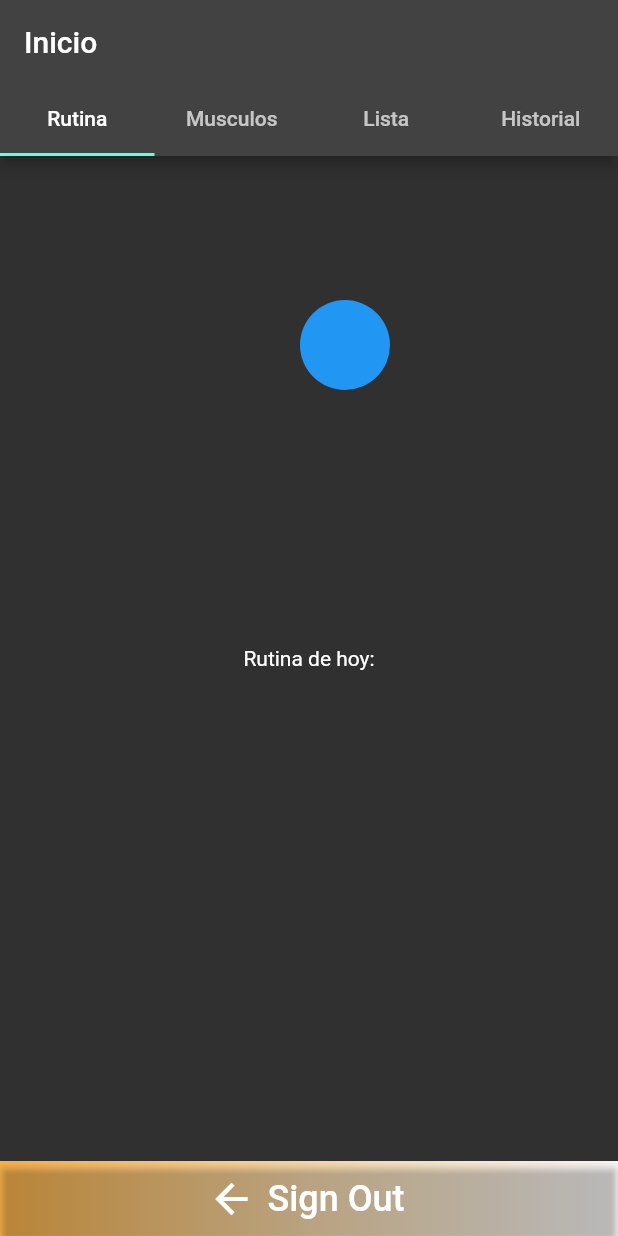
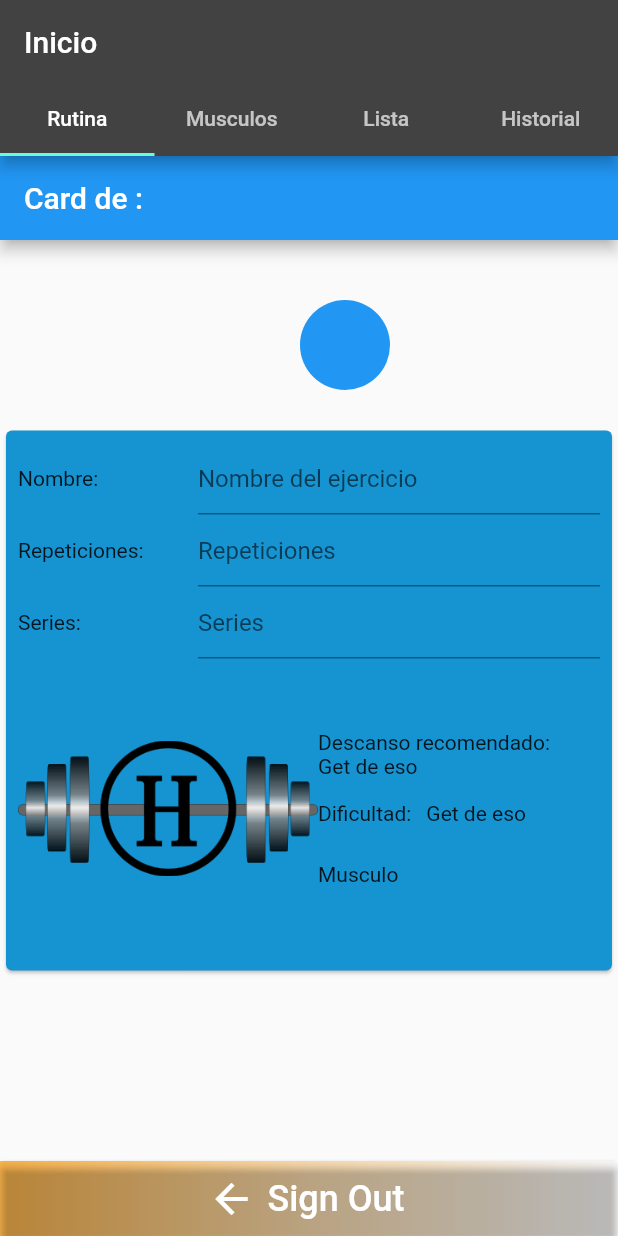
Before and after one commit to Shuy935/gym_h, a Flutter app: the screen it shows once a user with an empty profile is signed in, on a phone screen of 412 x 824 dp. Run offline on Flutter 3.47's test engine with Material 2 defaults, Android fonts, the phone set to English and light mode, and no system bars; our stand-ins replace cloud_firestore, easy_search_bar, email_validator, firebase_auth, firebase_core, firebase_database and 1 more; accounts and stored records are empty.

Commit message:
Cards de ejercicios

```diff
--- a/lib/widget/interfaces/Ejercicios.dart
+++ b/lib/widget/interfaces/Ejercicios.dart
@@ -1,13 +1,13 @@
 import 'package:flutter/material.dart';
 
 class Ejercicios extends StatelessWidget {
-  const Ejercicios(String? value, {super.key});
+  const Ejercicios({super.key});
 
   @override
   Widget build(BuildContext context) {
     return MaterialApp(
       home: Scaffold(
-        appBar: AppBar(title: const Text('Card Sample')),
+        appBar: AppBar(title: const Text('Card de :')),
         body: const CardE(),
       ),
     );
@@ -20,33 +20,115 @@ class CardE extends StatelessWidget {
   @override
   Widget build(BuildContext context) {
     return Center(
+      child: IntrinsicHeight(
         child: Card(
+          color: Color.fromARGB(255, 22, 147, 209),
+          child: Padding(
+            padding: EdgeInsets.all(8.0),
             child: Column(
-          mainAxisSize: MainAxisSize.min,
               children: <Widget>[
-            const ListTile(
-              leading: Icon(Icons.album),
-              title: Text('The Enchanted Nightingale'),
-              subtitle: Text('Music by Julie Gable. Lyrics by Sidney Stein.'),
+                Column(
+                  crossAxisAlignment: CrossAxisAlignment.start,
+                  children: [
+                    Row(
+                      children: [
+                        Container(
+                          width: 120,
+                          child: Text('Nombre: '),
+                        ),
+                        Expanded(
+                          child: TextFormField(
+                            // se cambiará por un dropdown
+                            decoration: InputDecoration(
+                              hintText: 'Nombre del ejercicio',
+                            ),
+                          ),
+                        ),
+                      ],
                     ),
                     Row(
-              mainAxisAlignment: MainAxisAlignment.end,
-              children: <Widget>[
-                TextButton(
-                  child: const Text('BUY TICKETS'),
-                  onPressed: () {/* ... */},
+                      children: [
+                        Container(
+                          width: 120,
+                          child: Text('Repeticiones: '),
                         ),
-                const SizedBox(width: 8),
-                TextButton(
-                  child: const Text('LISTEN'),
-                  onPressed: () {/* ... */},
+                        Expanded(
+                          child: TextFormField(
+                            // se cambiará por un dropdown
+                            decoration: InputDecoration(
+                              hintText: 'Repeticiones',
                             ),
-                const SizedBox(width: 8),
+                          ),
+                        ),
+                      ],
+                    ),
+                    Row(
+                      children: [
+                        Container(
+                          width: 120,
+                          child: Text('Series: '),
+                        ),
+                        Expanded(
+                          child: TextFormField(
+                            // se cambiará por un dropdown
+                            decoration: InputDecoration(
+                              hintText: 'Series',
+                            ),
+                          ),
+                        ),
                       ],
                     ),
                   ],
+                ),
+                Row(
+                  children: [
+                    Container(
+                      width: 200,
+                      height: 200,
+                      child: Image(
+                        image: AssetImage('assets/image/logo.png'),
+                      ),
+                    ),
+                    Column(
+                      crossAxisAlignment: CrossAxisAlignment.start,
+                      children: [
+                        Text('Descanso recomendado:'),
+                        Container(
+                          width: 10,
+                        ),
+                        Text('Get de eso'),
+                        Container(
+                          height: 15,
+                        ),
+                        Row(
+                          children: [
+                            Text('Dificultad:'),
+                            Container(
+                              width: 10,
+                            ),
+                            Text('Get de eso'),
+                          ],
+                        ),
+                        Container(
+                          height: 25,
+                        ),
+                        Text('Musculo'),
+                      ],
+                    ),
+                  ],
+                )
+              ],
+            ),
+          ),
         ),
       ),
     );
   }
 }
+
+/*
+TextButton(
+  child: const Text('LISTEN'),
+  onPressed: () {/* ... */},
+),
+*/
--- a/lib/widget/interfaces/Musculos.dart
+++ b/lib/widget/interfaces/Musculos.dart
@@ -1,4 +1,5 @@
 import 'package:flutter/material.dart';
+import 'package:gym_h/main.dart';
 import 'package:gym_h/widget/interfaces/Ejercicios.dart';
 
 const List<String> list = <String>[
@@ -40,7 +41,10 @@ class _MusculosNState extends State<MusculosN> {
   Widget build(BuildContext context) {
     return Scaffold(
       appBar: AppBar(),
-      body: Center(
+      body: SingleChildScrollView(
+        child: Center(
+          child: Container(
+            alignment: Alignment.topCenter,
             child: DropdownButton<String>(
               value: dropdownValue,
               icon: const Icon(Icons.arrow_downward),
@@ -51,11 +55,11 @@ class _MusculosNState extends State<MusculosN> {
                 color: const Color.fromARGB(255, 255, 255, 255),
               ),
               onChanged: (String? value) {
-            Ejercicios(value);
-            setState(() {
-              dropdownValue = value!;
-              print(value);
-            });
+                navigatorKey.currentState!.push(
+                  MaterialPageRoute(
+                    builder: (context) => Ejercicios(),
+                  ),
+                );
               },
               items: list.map<DropdownMenuItem<String>>((String value) {
                 return DropdownMenuItem<String>(
@@ -65,6 +69,8 @@ class _MusculosNState extends State<MusculosN> {
               }).toList(),
             ),
           ),
+        ),
+      ),
     );
   }
 }
--- a/lib/widget/interfaces/tapbar.dart
+++ b/lib/widget/interfaces/tapbar.dart
@@ -1,6 +1,7 @@
 import 'package:flutter/material.dart';
 import 'package:gym_h/widget/interfaces/Buscador.dart';
 import 'package:gym_h/widget/interfaces/BuscadorU.dart';
+import 'package:gym_h/widget/interfaces/Ejercicios.dart';
 import 'package:gym_h/widget/interfaces/Musculos.dart';
 
 class TabBarH extends StatelessWidget {
@@ -25,7 +26,7 @@ class TabBarH extends StatelessWidget {
         ),
         body: TabBarView(
           children: [
-            Center(child: Text('Rutina de hoy:')),
+            Center(child: Ejercicios()),
             Center(child: Musculos()),
             Center(child: Lista()),
             const Center(child: Text('Historial')),
```
Lines whose indentation alone changed are shown as unchanged.
